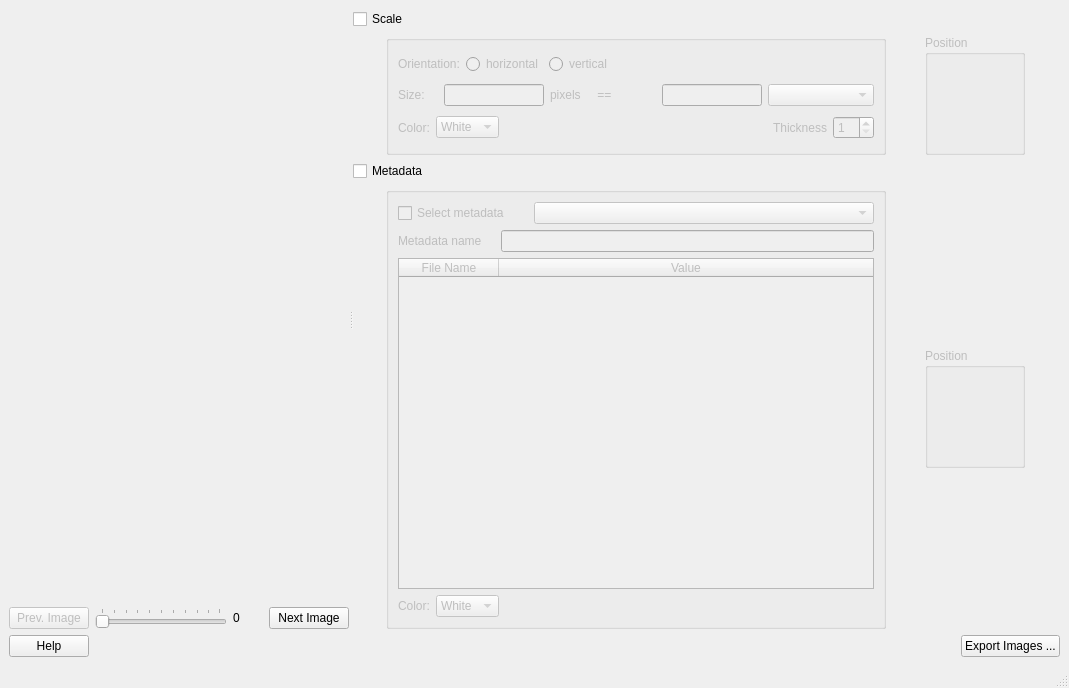
Before: the Qt Designer form ui/ui_metadata_overlapping_images.ui in neutronimaging/python_notebooks, drawn with Qt 5.
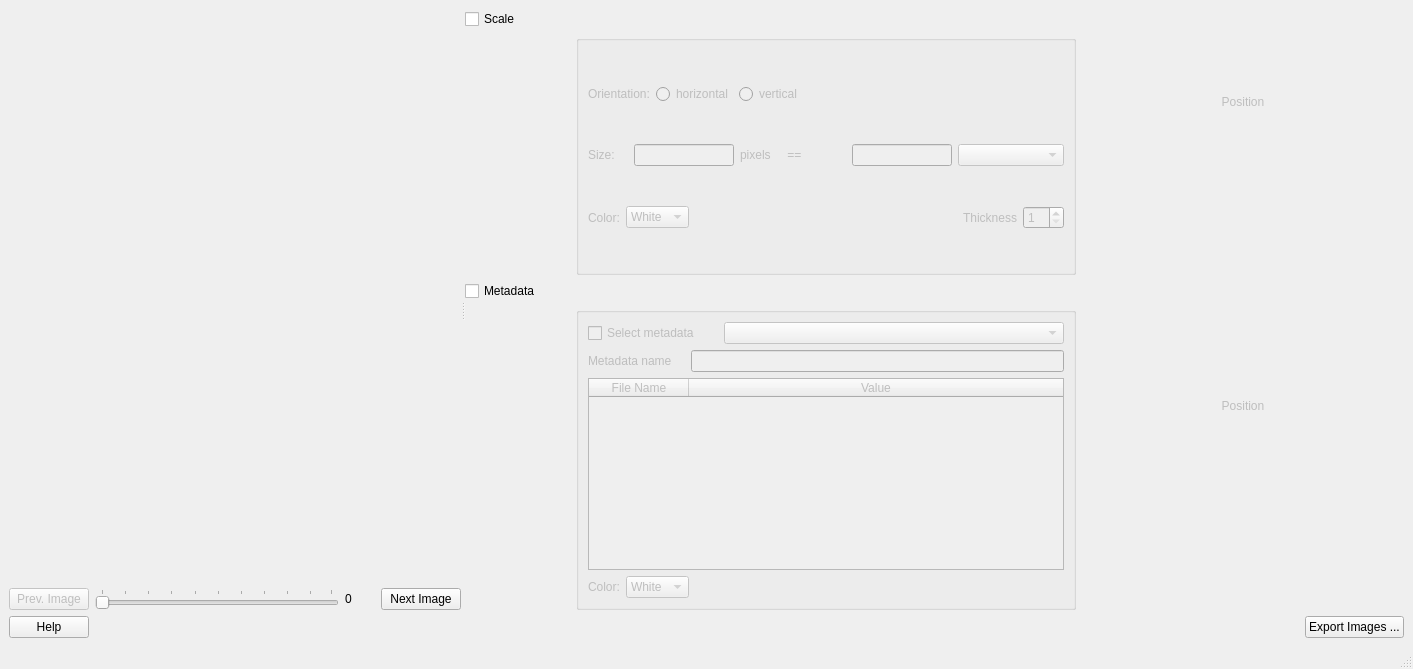
After: the same form once the commit is applied.

Commit message: improved again the display. position view are now graphicsView

Diff of the .ui file:
```diff
--- a/ui/ui_metadata_overlapping_images.ui
+++ b/ui/ui_metadata_overlapping_images.ui
@@ -6,8 +6,8 @@
    <rect>
     <x>0</x>
     <y>0</y>
-    <width>1069</width>
-    <height>688</height>
+    <width>1413</width>
+    <height>669</height>
    </rect>
   </property>
   <property name="minimumSize">
@@ -323,44 +323,72 @@
              </widget>
             </item>
             <item>
-             <widget class="QGroupBox" name="scale_position_groupbox">
+             <layout class="QVBoxLayout" name="verticalLayout_5">
+              <item>
+               <spacer name="verticalSpacer_3">
+                <property name="orientation">
+                 <enum>Qt::Vertical</enum>
+                </property>
+                <property name="sizeHint" stdset="0">
+                 <size>
+                  <width>20</width>
+                  <height>40</height>
+                 </size>
+                </property>
+               </spacer>
+              </item>
+              <item>
+               <widget class="QLabel" name="scale_position_label">
               <property name="enabled">
                <bool>false</bool>
               </property>
-              <property name="minimumSize">
-               <size>
-                <width>100</width>
-                <height>120</height>
-               </size>
-              </property>
-              <property name="maximumSize">
-               <size>
-                <width>100</width>
-                <height>120</height>
-               </size>
-              </property>
-              <property name="title">
+                <property name="text">
                <string>Position</string>
               </property>
-              <layout class="QHBoxLayout" name="horizontalLayout_10">
+                <property name="alignment">
+                 <set>Qt::AlignCenter</set>
+                </property>
+               </widget>
+              </item>
                <item>
                 <widget class="QWidget" name="scale_position_widget" native="true">
+                <property name="enabled">
+                 <bool>false</bool>
+                </property>
+                <property name="sizePolicy">
+                 <sizepolicy hsizetype="Expanding" vsizetype="Expanding">
+                  <horstretch>0</horstretch>
+                  <verstretch>0</verstretch>
+                 </sizepolicy>
+                </property>
                  <property name="minimumSize">
                   <size>
-                   <width>70</width>
-                   <height>70</height>
+                  <width>100</width>
+                  <height>100</height>
                   </size>
                  </property>
                  <property name="maximumSize">
                   <size>
-                   <width>70</width>
-                   <height>70</height>
+                  <width>100</width>
+                  <height>100</height>
                   </size>
                  </property>
                 </widget>
                </item>
-              </layout>
-             </widget>
+              <item>
+               <spacer name="verticalSpacer_4">
+                <property name="orientation">
+                 <enum>Qt::Vertical</enum>
+                </property>
+                <property name="sizeHint" stdset="0">
+                 <size>
+                  <width>20</width>
+                  <height>40</height>
+                 </size>
+                </property>
+               </spacer>
+              </item>
+             </layout>
             </item>
            </layout>
           </item>
@@ -543,31 +571,84 @@
            </widget>
           </item>
           <item>
-           <widget class="QGroupBox" name="metadata_position_groupbox">
-            <property name="enabled">
-             <bool>false</bool>
-            </property>
-            <property name="minimumSize">
-             <size>
-              <width>100</width>
-              <height>120</height>
-             </size>
-            </property>
-            <property name="maximumSize">
-             <size>
-              <width>100</width>
-              <height>120</height>
-             </size>
-            </property>
-            <property name="title">
-             <string>Position</string>
-            </property>
             <layout class="QVBoxLayout" name="verticalLayout_8">
              <item>
-              <widget class="QWidget" name="metadata_position_widget" native="true"/>
-             </item>
-            </layout>
-           </widget>
+             <spacer name="verticalSpacer">
+              <property name="orientation">
+               <enum>Qt::Vertical</enum>
+              </property>
+              <property name="sizeHint" stdset="0">
+               <size>
+                <width>20</width>
+                <height>40</height>
+               </size>
+              </property>
+             </spacer>
+            </item>
+            <item>
+             <widget class="QLabel" name="metadata_position_label">
+              <property name="enabled">
+               <bool>false</bool>
+              </property>
+              <property name="minimumSize">
+               <size>
+                <width>0</width>
+                <height>30</height>
+               </size>
+              </property>
+              <property name="maximumSize">
+               <size>
+                <width>16777215</width>
+                <height>30</height>
+               </size>
+              </property>
+              <property name="text">
+               <string>Position</string>
+              </property>
+              <property name="alignment">
+               <set>Qt::AlignCenter</set>
+              </property>
+             </widget>
+            </item>
+            <item>
+             <widget class="QWidget" name="metadata_position_widget" native="true">
+              <property name="enabled">
+               <bool>false</bool>
+              </property>
+              <property name="sizePolicy">
+               <sizepolicy hsizetype="Expanding" vsizetype="Expanding">
+                <horstretch>0</horstretch>
+                <verstretch>0</verstretch>
+               </sizepolicy>
+              </property>
+              <property name="minimumSize">
+               <size>
+                <width>100</width>
+                <height>100</height>
+               </size>
+              </property>
+              <property name="maximumSize">
+               <size>
+                <width>100</width>
+                <height>100</height>
+               </size>
+              </property>
+             </widget>
+            </item>
+            <item>
+             <spacer name="verticalSpacer_2">
+              <property name="orientation">
+               <enum>Qt::Vertical</enum>
+              </property>
+              <property name="sizeHint" stdset="0">
+               <size>
+                <width>20</width>
+                <height>40</height>
+               </size>
+              </property>
+             </spacer>
+            </item>
+           </layout>
           </item>
          </layout>
         </item>
```
Left out of the diff: 2 changed lines with no effect on the pictures. Lines whose indentation alone changed are shown as unchanged. The commit also changes 3 other files.
